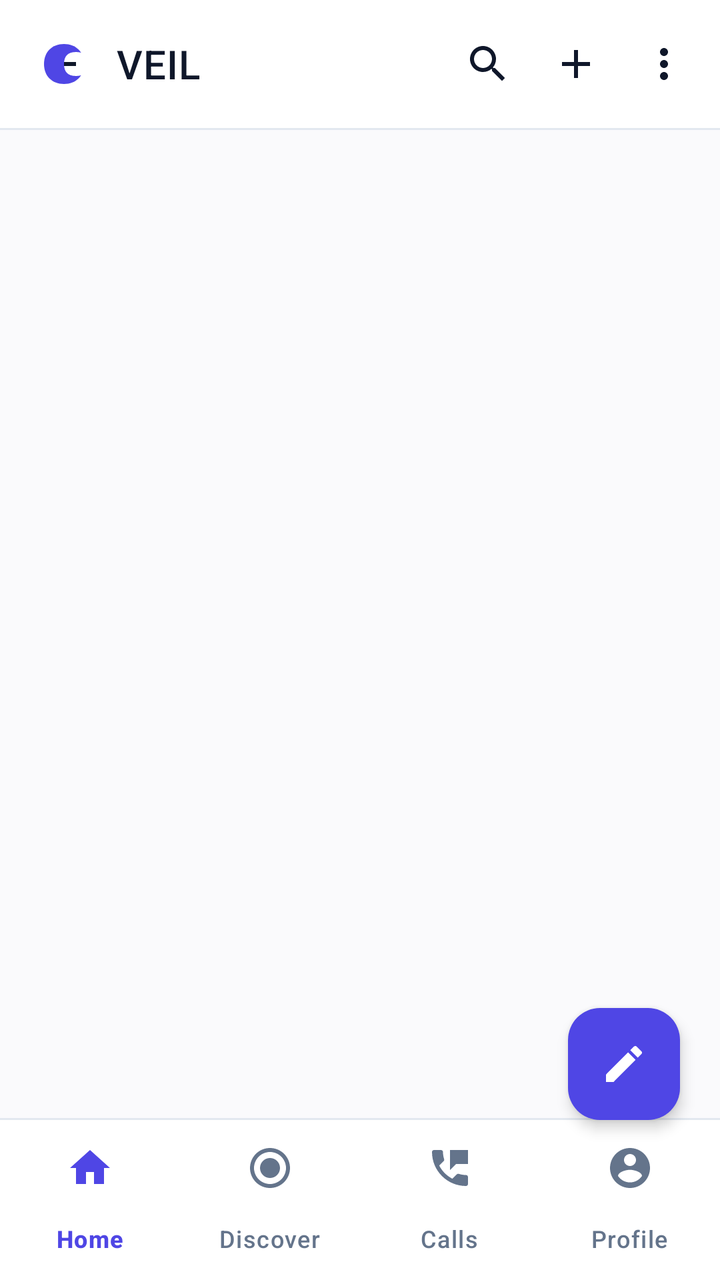
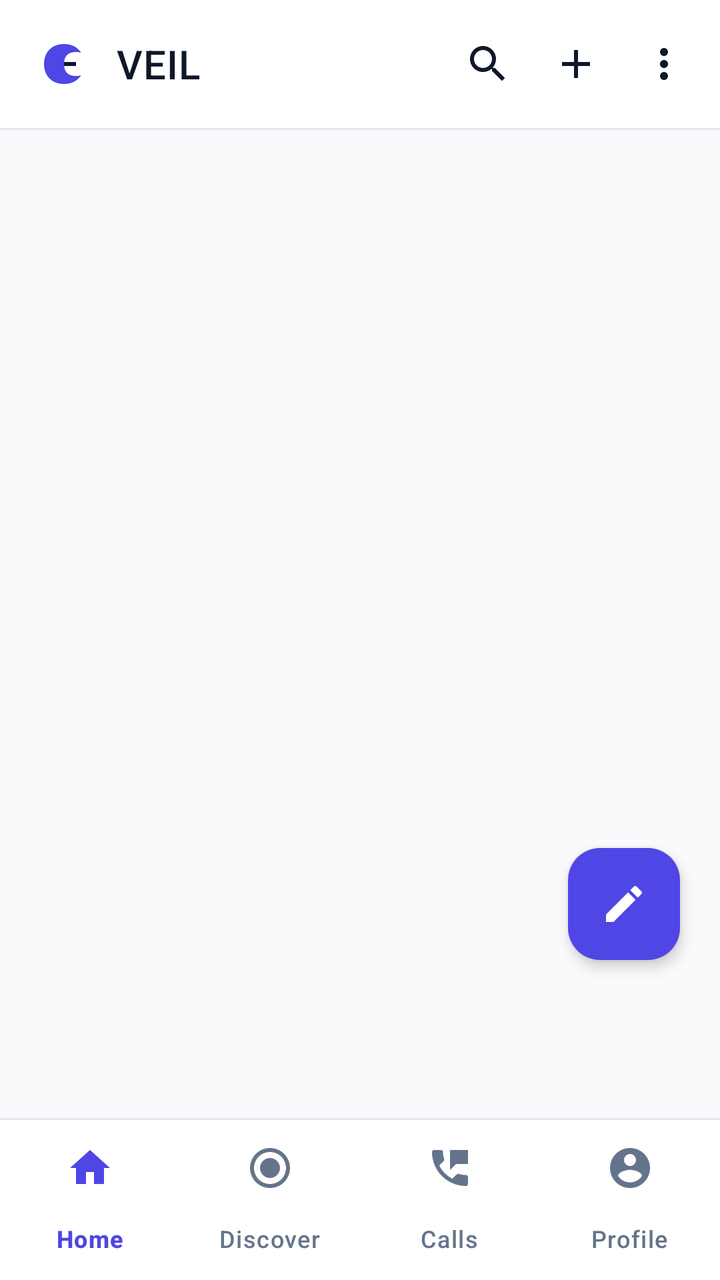

An Android layout rendered at two revisions. The XML below is the earlier revision; the diff shows what the commit changed to produce the second picture.
<!-- AndroidManifest.xml: application theme Theme.VEIL -->
<!-- res/layout/activity_main.xml -->
<?xml version="1.0" encoding="utf-8"?>
<androidx.coordinatorlayout.widget.CoordinatorLayout xmlns:android="http://schemas.android.com/apk/res/android"
    xmlns:app="http://schemas.android.com/apk/res-auto"
    android:id="@+id/main_container"
    android:layout_width="match_parent"
    android:layout_height="match_parent"
    android:background="@color/colorBackground">

    
    <com.google.android.material.appbar.AppBarLayout
        android:id="@+id/appBarLayout"
        android:layout_width="match_parent"
        android:layout_height="wrap_content"
        android:background="@color/colorSurface"
        app:elevation="0dp">

        <androidx.appcompat.widget.Toolbar
            android:id="@+id/toolbar"
            android:layout_width="match_parent"
            android:layout_height="?attr/actionBarSize"
            android:background="@color/colorSurface">

            <RelativeLayout
                android:layout_width="match_parent"
                android:layout_height="match_parent"
                android:paddingEnd="8dp">

                
                <LinearLayout
                    android:layout_width="wrap_content"
                    android:layout_height="match_parent"
                    android:orientation="horizontal"
                    android:gravity="center_vertical">

                    <ImageView
                        android:id="@+id/appLogo"
                        android:layout_width="32dp"
                        android:layout_height="32dp"
                        android:src="@drawable/veil_logo_small"
                        android:layout_marginEnd="10dp" />

                    <TextView
                        android:id="@+id/toolbarTitle"
                        android:layout_width="wrap_content"
                        android:layout_height="wrap_content"
                        android:text="@string/app_name"
                        android:textColor="@color/textPrimary"
                        android:textSize="20sp"
                        android:fontFamily="sans-serif-medium"
                        android:letterSpacing="0.02" />

                </LinearLayout>

                
                <LinearLayout
                    android:layout_width="wrap_content"
                    android:layout_height="match_parent"
                    android:orientation="horizontal"
                    android:gravity="center_vertical"
                    android:layout_alignParentEnd="true">

                    
                    <ImageView
                        android:id="@+id/searchButton"
                        android:layout_width="40dp"
                        android:layout_height="40dp"
                        android:src="@drawable/ic_search"
                        app:tint="@color/textPrimary"
                        android:background="?attr/selectableItemBackgroundBorderless"
                        android:padding="8dp"
                        android:layout_marginEnd="4dp" />

                    
                    <ImageView
                        android:id="@+id/newChatButton"
                        android:layout_width="40dp"
                        android:layout_height="40dp"
                        android:src="@drawable/ic_add"
                        app:tint="@color/textPrimary"
                        android:background="?attr/selectableItemBackgroundBorderless"
                        android:padding="8dp"
                        android:layout_marginEnd="4dp" />

                    
                    <ImageView
                        android:id="@+id/moreButton"
                        android:layout_width="40dp"
                        android:layout_height="40dp"
                        android:src="@drawable/ic_more_vert"
                        app:tint="@color/textPrimary"
                        android:background="?attr/selectableItemBackgroundBorderless"
                        android:padding="8dp" />

                </LinearLayout>

            </RelativeLayout>

        </androidx.appcompat.widget.Toolbar>

        
        <View
            android:layout_width="match_parent"
            android:layout_height="1dp"
            android:background="@color/colorOutline" />

    </com.google.android.material.appbar.AppBarLayout>

    
    <androidx.viewpager2.widget.ViewPager2
        android:id="@+id/viewPager"
        android:layout_width="match_parent"
        android:layout_height="match_parent"
        app:layout_behavior="@string/appbar_scrolling_view_behavior" />

    
    <LinearLayout
        android:id="@+id/bottomNavContainer"
        android:layout_width="match_parent"
        android:layout_height="wrap_content"
        android:layout_gravity="bottom"
        android:orientation="vertical"
        android:background="@color/colorSurface">

        
        <View
            android:layout_width="match_parent"
            android:layout_height="1dp"
            android:background="@color/colorOutline" />

        <com.google.android.material.bottomnavigation.BottomNavigationView
            android:id="@+id/bottomNavigation"
            android:layout_width="match_parent"
            android:layout_height="wrap_content"
            android:background="@color/colorSurface"
            app:menu="@menu/bottom_navigation_menu"
            app:itemIconTint="@drawable/bottom_nav_icon_colors"
            app:itemTextColor="@drawable/bottom_nav_text_colors"
            app:labelVisibilityMode="labeled"
            app:elevation="0dp" />
    </LinearLayout>

    <com.google.android.material.floatingactionbutton.FloatingActionButton
        android:id="@+id/fabNewMessage"
        android:layout_width="wrap_content"
        android:layout_height="wrap_content"
        android:layout_gravity="bottom|end"
        android:layout_marginEnd="20dp"
        android:layout_marginBottom="80dp"
        android:src="@drawable/ic_edit"
        app:backgroundTint="@color/colorPrimary"
        app:tint="@android:color/white"
        app:elevation="4dp"
        app:borderWidth="0dp" />

</androidx.coordinatorlayout.widget.CoordinatorLayout>
<!-- resources referenced by this layout -->
<resources>
  <color name="colorBackground">#FAFAFC</color>
  <color name="colorOutline">#E2E8F0</color>
  <color name="colorPrimary">#4F46E5</color>
  <color name="colorSurface">#FFFFFF</color>
  <color name="textPrimary">#0F172A</color>
  <!-- drawable bottom_nav_icon_colors (drawable) -->
  <?xml version="1.0" encoding="utf-8"?>
  <selector xmlns:android="http://schemas.android.com/apk/res/android">
      <item android:color="@color/veil_accent" android:state_checked="true" />
      <item android:color="@color/text_secondary" android:state_checked="false" />
  </selector>
  <!-- drawable bottom_nav_text_colors (drawable) -->
  <?xml version="1.0" encoding="utf-8"?>
  <selector xmlns:android="http://schemas.android.com/apk/res/android">
      <item android:color="@color/veil_accent" android:state_checked="true" />
      <item android:color="@color/text_secondary" android:state_checked="false" />
  </selector>
  <!-- drawable ic_add (drawable) -->
  <vector xmlns:android="http://schemas.android.com/apk/res/android"
      android:width="24dp"
      android:height="24dp"
      android:viewportWidth="24"
      android:viewportHeight="24">
      <path
          android:fillColor="@color/text_primary"
          android:pathData="M19,13h-6v6h-2v-6H5v-2h6V5h2v6h6v2z"/>
  </vector>
  <!-- drawable ic_edit (drawable) -->
  <vector xmlns:android="http://schemas.android.com/apk/res/android"
      android:width="24dp"
      android:height="24dp"
      android:viewportWidth="24"
      android:viewportHeight="24">
      <path
          android:fillColor="@color/text_primary"
          android:pathData="M3,17.25V21h3.75L17.81,9.94l-3.75,-3.75L3,17.25zM20.71,7.04c0.39,-0.39 0.39,-1.02 0,-1.41l-2.34,-2.34c-0.39,-0.39 -1.02,-0.39 -1.41,0l-1.83,1.83 3.75,3.75 1.83,-1.83z"/>
  </vector>
  <!-- drawable ic_more_vert (drawable) -->
  <vector xmlns:android="http://schemas.android.com/apk/res/android"
      android:width="24dp"
      android:height="24dp"
      android:viewportWidth="24"
      android:viewportHeight="24">
    <path
        android:fillColor="#FF000000"
        android:pathData="M12,8c1.1,0 2,-0.9 2,-2s-0.9,-2 -2,-2 -2,0.9 -2,2 0.9,2 2,2zM12,10c-1.1,0 -2,0.9 -2,2s0.9,2 2,2 2,-0.9 2,-2 -0.9,-2 -2,-2zM12,16c-1.1,0 -2,0.9 -2,2s0.9,2 2,2 2,-0.9 2,-2 -0.9,-2 -2,-2z"/>
  </vector>
  <!-- drawable ic_search (drawable) -->
  <vector xmlns:android="http://schemas.android.com/apk/res/android"
      android:width="24dp"
      android:height="24dp"
      android:viewportWidth="24"
      android:viewportHeight="24">
      <path
          android:fillColor="@color/text_primary"
          android:pathData="M15.5,14h-0.79l-0.28,-0.27C15.41,12.59 16,11.11 16,9.5 16,5.91 13.09,3 9.5,3S3,5.91 3,9.5 5.91,16 9.5,16c1.61,0 3.09,-0.59 4.23,-1.57l0.27,0.28v0.79l5,4.99L20.49,19l-4.99,-5zM9.5,14C7.01,14 5,11.99 5,9.5S7.01,5 9.5,5 14,7.01 14,9.5 11.99,14 9.5,14z"/>
  </vector>
  <string name="app_name">VEIL</string>
  <style name="Theme.VEIL" parent="Base.Theme.VEIL" />
  <color name="veil_accent">#4F46E5</color>
  <color name="text_secondary">#64748B</color>
  <color name="text_primary">#0F172A</color>
  <color name="veil_primary">#FFFFFF</color>
  <color name="colorOnPrimary">#FFFFFF</color>
  <color name="colorPrimaryContainer">#EEF2FF</color>
  <color name="colorOnPrimaryContainer">#3730A3</color>
  <color name="colorSurfaceVariant">#F1F5F9</color>
  <style name="ModernBottomSheetDialogTheme" parent="Theme.Material3.DayNight.BottomSheetDialog">
          <item name="bottomSheetStyle">@style/ModernBottomSheetStyle</item>
          <item name="android:windowIsFloating">false</item>
          <item name="android:statusBarColor">@android:color/transparent</item>
          <item name="android:navigationBarColor">@android:color/transparent</item>
      </style>
  <style name="ModernBottomSheetStyle" parent="Widget.Material3.BottomSheet">
          <item name="android:background">@android:color/transparent</item>
      </style>
  <!-- unchanged entries left out for length: 2 -->
</resources>

<!-- the commit's change to res/layout/activity_main.xml (unified diff, before → after) -->
@@ -145,7 +145,7 @@
         android:layout_height="wrap_content"
         android:layout_gravity="bottom|end"
         android:layout_marginEnd="20dp"
-        android:layout_marginBottom="80dp"
+        android:layout_marginBottom="160dp"
         android:src="@drawable/ic_edit"
         app:backgroundTint="@color/colorPrimary"
         app:tint="@android:color/white"
